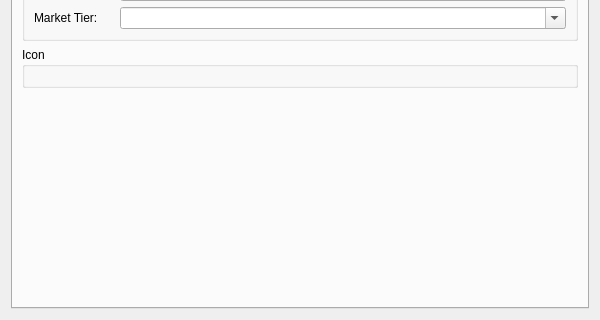
The window that projects/ores.qt/ui/CurrencyDetailDialog.ui (OreStudio/OreStudio) describes before a commit, drawn with Qt 5; both pictures show x 0 to 600 and y 180 to 500 of the 600 by 500 pixel window.
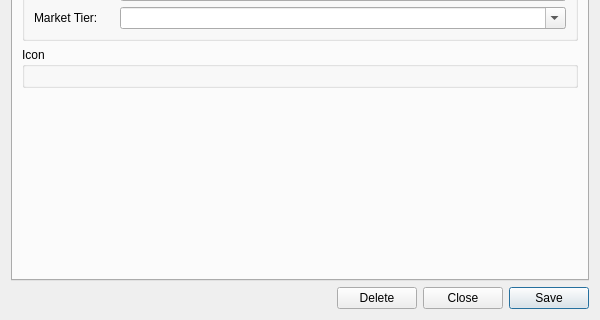
The same window after the commit. Custom widgets are drawn as their Qt base class.

Commit message: [qt] Remove toolbars from detail dialogs; add Close button throughout

Patch:
```diff
--- a/projects/ores.qt/ui/CurrencyDetailDialog.ui
+++ b/projects/ores.qt/ui/CurrencyDetailDialog.ui
@@ -275,6 +275,44 @@
      </widget>
     </widget>
    </item>
+   <item>
+    <layout class="QHBoxLayout" name="buttonLayout">
+     <item>
+      <spacer name="horizontalSpacer">
+       <property name="orientation">
+        <enum>Qt::Horizontal</enum>
+       </property>
+       <property name="sizeHint" stdset="0">
+        <size><width>40</width><height>20</height></size>
+       </property>
+      </spacer>
+     </item>
+     <item>
+      <widget class="QPushButton" name="deleteButton">
+       <property name="text">
+        <string>Delete</string>
+       </property>
+      </widget>
+     </item>
+     <item>
+      <widget class="QPushButton" name="closeButton">
+       <property name="text">
+        <string>Close</string>
+       </property>
+      </widget>
+     </item>
+     <item>
+      <widget class="QPushButton" name="saveButton">
+       <property name="text">
+        <string>Save</string>
+       </property>
+       <property name="default">
+        <bool>true</bool>
+       </property>
+      </widget>
+     </item>
+    </layout>
+   </item>
   </layout>
  </widget>
  <customwidgets>
```
The commit also changes 201 other files.
